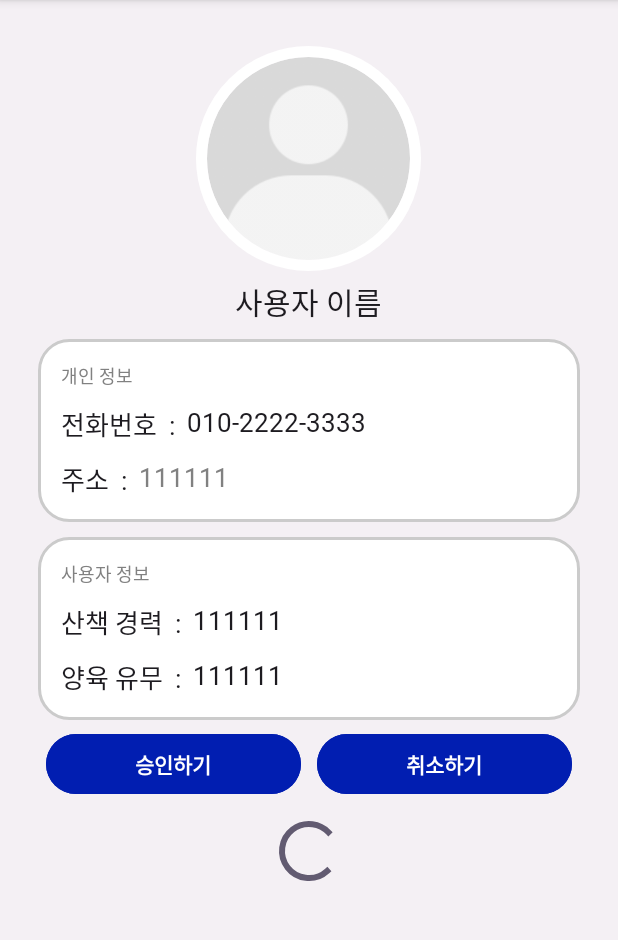
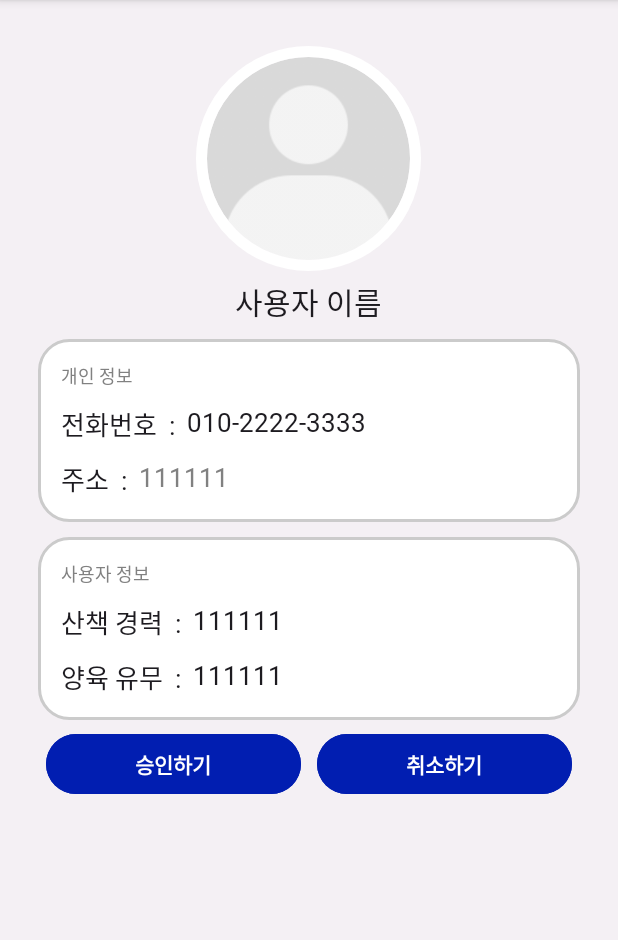
Before and after one commit to PARKMINGWAN/dogwalker, an Android app: the WalkerDetail screen opened directly, with no data from a screen before it, on a phone screen of 412 x 824 dp, the part 96-1036 px from its top. Run offline under Robolectric (Android 15) with nearby library versions, the light colour scheme and no system bars; our stand-ins replace CircleImageView; libraries missing offline, so code that uses them is left out: com.naver.maps.

Commit message:
2023-08-28 9:37 정예랑

```diff
--- a/app/src/main/java/com/example/dogwalker/WalkerDetail.java
+++ b/app/src/main/java/com/example/dogwalker/WalkerDetail.java
@@ -3,12 +3,21 @@ package com.example.dogwalker;
 import androidx.appcompat.app.AppCompatActivity;
 
 import android.os.Bundle;
+import android.view.View;
+import android.widget.ProgressBar;
 
 public class WalkerDetail extends AppCompatActivity {
+    private ProgressBar progressBar;
 
     @Override
     protected void onCreate(Bundle savedInstanceState) {
         super.onCreate(savedInstanceState);
         setContentView(R.layout.detail_walke);
+
+        progressBar = findViewById(R.id.progress_bar);
+        progressBar.setVisibility(View.INVISIBLE);
+
+
+
     }
 }
--- a/app/src/main/res/layout/detail_owner.xml
+++ b/app/src/main/res/layout/detail_owner.xml
@@ -120,10 +120,6 @@
                     android:layout_alignTop="@+id/test3"
                     style="@style/fontValue"
                     android:text="111111"/>
-
-
-
-
 
 
         </RelativeLayout>
--- a/app/src/main/res/layout/item_basicinfo.xml
+++ b/app/src/main/res/layout/item_basicinfo.xml
@@ -59,6 +59,7 @@
         android:padding="10dp"
         android:textColorHint="#000000"
         android:enabled="false" />
+
     </LinearLayout>
 
     <View
```
